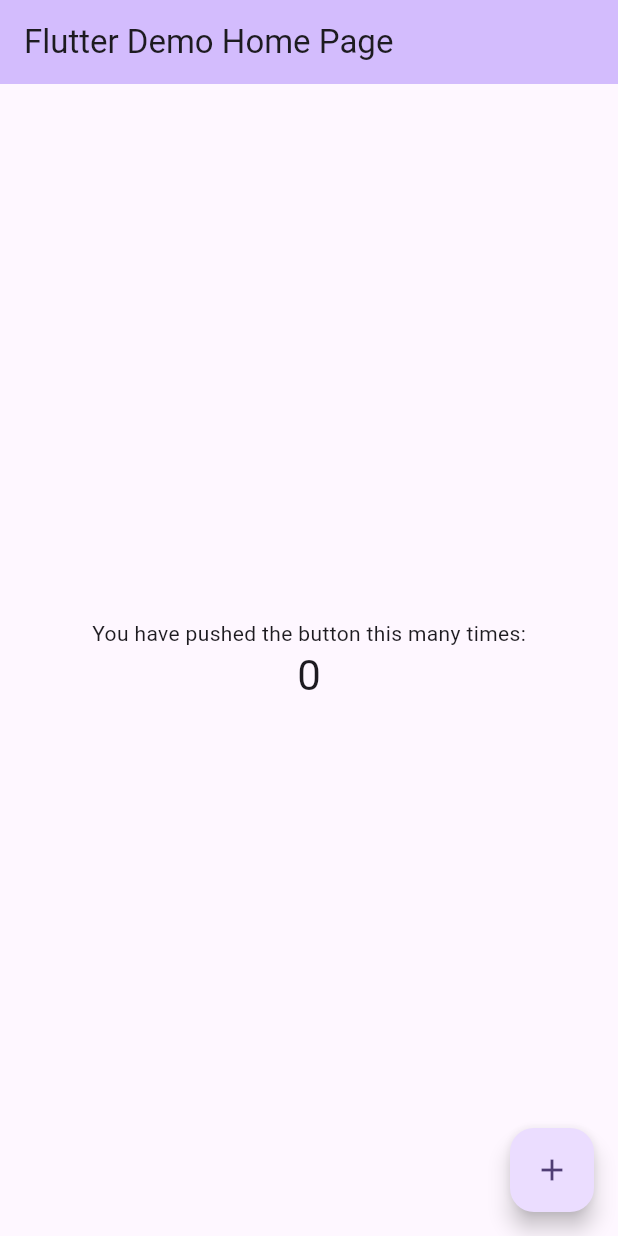
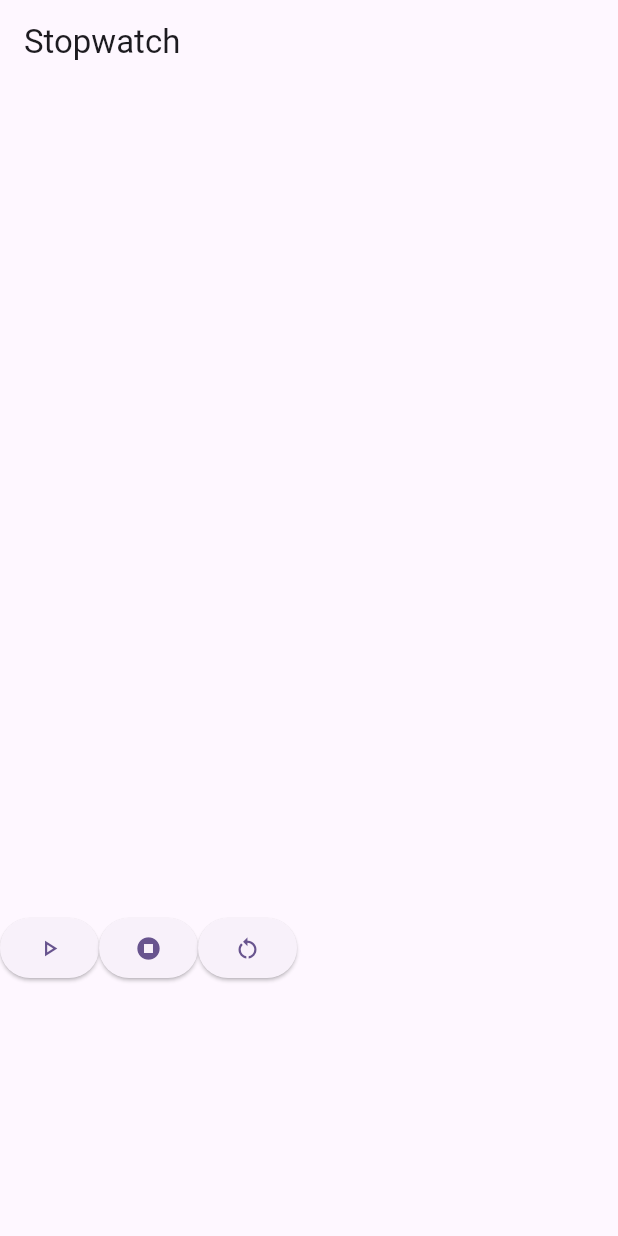
Before and after one commit to sreeramamp123/PRODIGY_AD_03, a Flutter app: the screen it shows after launch, on a phone screen of 412 x 824 dp. Run offline on Flutter 3.47's test engine with Material 3 defaults, Android fonts, the phone set to English and light mode, and no system bars.

Commit message:
1st Commit
Basic Design of Stopwatch App Completed

```diff
--- /dev/null
+++ b/lib/home.dart
@@ -0,0 +1,43 @@
+import 'package:flutter/material.dart';
+
+class Home extends StatefulWidget {
+  const Home({super.key});
+
+  @override
+  State<Home> createState() => _HomeState();
+}
+
+class _HomeState extends State<Home> {
+  @override
+  Widget build(BuildContext context) {
+    return Scaffold(
+      appBar: AppBar(title: Text("Stopwatch")),
+      body: Column(
+        children: [
+          // Stopwatch Place
+          Expanded(flex: 2, child: Row()),
+          // Control Buttons Place
+          Expanded(
+            flex: 2,
+            child: Row(
+              children: [
+                ElevatedButton(
+                  onPressed: () {},
+                  child: Icon(Icons.play_arrow_outlined),
+                ),
+                ElevatedButton(
+                  onPressed: () {},
+                  child: Icon(Icons.stop_circle_sharp),
+                ),
+                ElevatedButton(
+                  onPressed: () {},
+                  child: Icon(Icons.restart_alt),
+                ),
+              ],
+            ),
+          ),
+        ],
+      ),
+    );
+  }
+}
--- a/lib/main.dart
+++ b/lib/main.dart
@@ -1,4 +1,5 @@
 import 'package:flutter/material.dart';
+import 'package:timer/home.dart';
 
 void main() {
   runApp(const MyApp());
@@ -7,116 +8,14 @@ void main() {
 class MyApp extends StatelessWidget {
   const MyApp({super.key});
 
-  // This widget is the root of your application.
   @override
   Widget build(BuildContext context) {
     return MaterialApp(
-      title: 'Flutter Demo',
+      title: 'Flutter Instruction',
       theme: ThemeData(
-        // This is the theme of your application.
-        //
-        // TRY THIS: Try running your application with "flutter run". You'll see
-        // the application has a purple toolbar. Then, without quitting the app,
-        // try changing the seedColor in the colorScheme below to Colors.green
-        // and then invoke "hot reload" (save your changes or press the "hot
-        // reload" button in a Flutter-supported IDE, or press "r" if you used
-        // the command line to start the app).
-        //
-        // Notice that the counter didn't reset back to zero; the application
-        // state is not lost during the reload. To reset the state, use hot
-        // restart instead.
-        //
-        // This works for code too, not just values: Most code changes can be
-        // tested with just a hot reload.
         colorScheme: ColorScheme.fromSeed(seedColor: Colors.deepPurple),
       ),
-      home: const MyHomePage(title: 'Flutter Demo Home Page'),
+      home: const Home(),
     );
   }
 }
-
-class MyHomePage extends StatefulWidget {
-  const MyHomePage({super.key, required this.title});
-
-  // This widget is the home page of your application. It is stateful, meaning
-  // that it has a State object (defined below) that contains fields that affect
-  // how it looks.
-
-  // This class is the configuration for the state. It holds the values (in this
-  // case the title) provided by the parent (in this case the App widget) and
-  // used by the build method of the State. Fields in a Widget subclass are
-  // always marked "final".
-
-  final String title;
-
-  @override
-  State<MyHomePage> createState() => _MyHomePageState();
-}
-
-class _MyHomePageState extends State<MyHomePage> {
-  int _counter = 0;
-
-  void _incrementCounter() {
-    setState(() {
-      // This call to setState tells the Flutter framework that something has
-      // changed in this State, which causes it to rerun the build method below
-      // so that the display can reflect the updated values. If we changed
-      // _counter without calling setState(), then the build method would not be
-      // called again, and so nothing would appear to happen.
-      _counter++;
-    });
-  }
-
-  @override
-  Widget build(BuildContext context) {
-    // This method is rerun every time setState is called, for instance as done
-    // by the _incrementCounter method above.
-    //
-    // The Flutter framework has been optimized to make rerunning build methods
-    // fast, so that you can just rebuild anything that needs updating rather
-    // than having to individually change instances of widgets.
-    return Scaffold(
-      appBar: AppBar(
-        // TRY THIS: Try changing the color here to a specific color (to
-        // Colors.amber, perhaps?) and trigger a hot reload to see the AppBar
-        // change color while the other colors stay the same.
-        backgroundColor: Theme.of(context).colorScheme.inversePrimary,
-        // Here we take the value from the MyHomePage object that was created by
-        // the App.build method, and use it to set our appbar title.
-        title: Text(widget.title),
-      ),
-      body: Center(
-        // Center is a layout widget. It takes a single child and positions it
-        // in the middle of the parent.
-        child: Column(
-          // Column is also a layout widget. It takes a list of children and
-          // arranges them vertically. By default, it sizes itself to fit its
-          // children horizontally, and tries to be as tall as its parent.
-          //
-          // Column has various properties to control how it sizes itself and
-          // how it positions its children. Here we use mainAxisAlignment to
-          // center the children vertically; the main axis here is the vertical
-          // axis because Columns are vertical (the cross axis would be
-          // horizontal).
-          //
-          // TRY THIS: Invoke "debug painting" (choose the "Toggle Debug Paint"
-          // action in the IDE, or press "p" in the console), to see the
-          // wireframe for each widget.
-          mainAxisAlignment: MainAxisAlignment.center,
-          children: <Widget>[
-            const Text('You have pushed the button this many times:'),
-            Text(
-              '$_counter',
-              style: Theme.of(context).textTheme.headlineMedium,
-            ),
-          ],
-        ),
-      ),
-      floatingActionButton: FloatingActionButton(
-        onPressed: _incrementCounter,
-        tooltip: 'Increment',
-        child: const Icon(Icons.add),
-      ), // This trailing comma makes auto-formatting nicer for build methods.
-    );
-  }
-}
```
